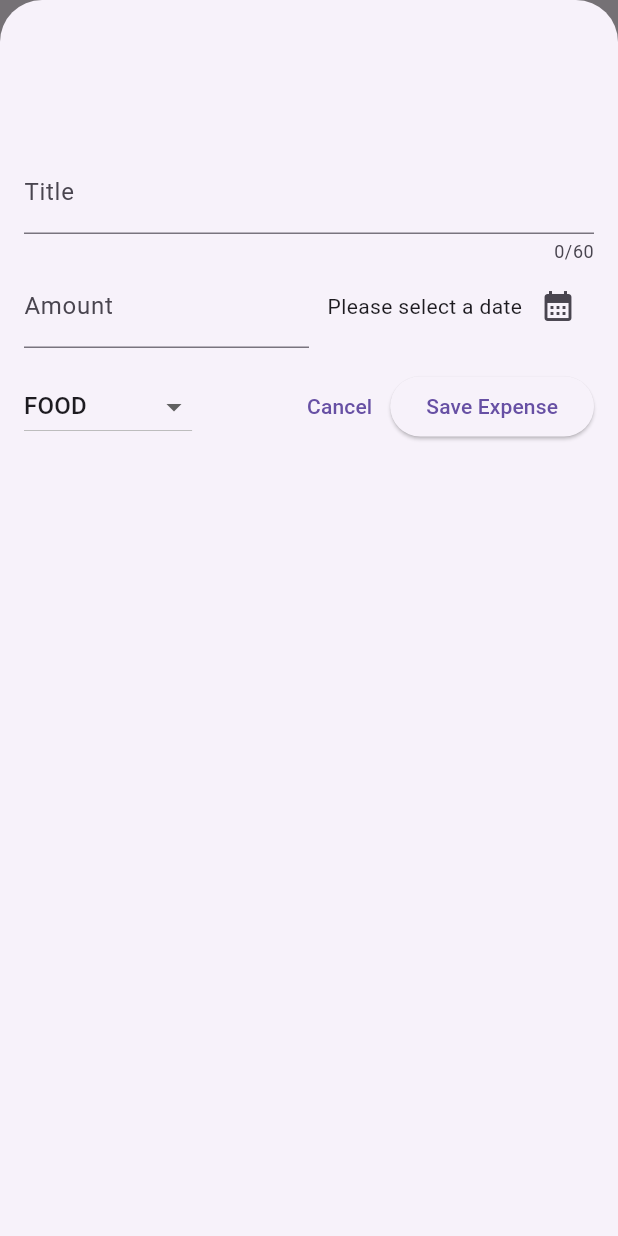
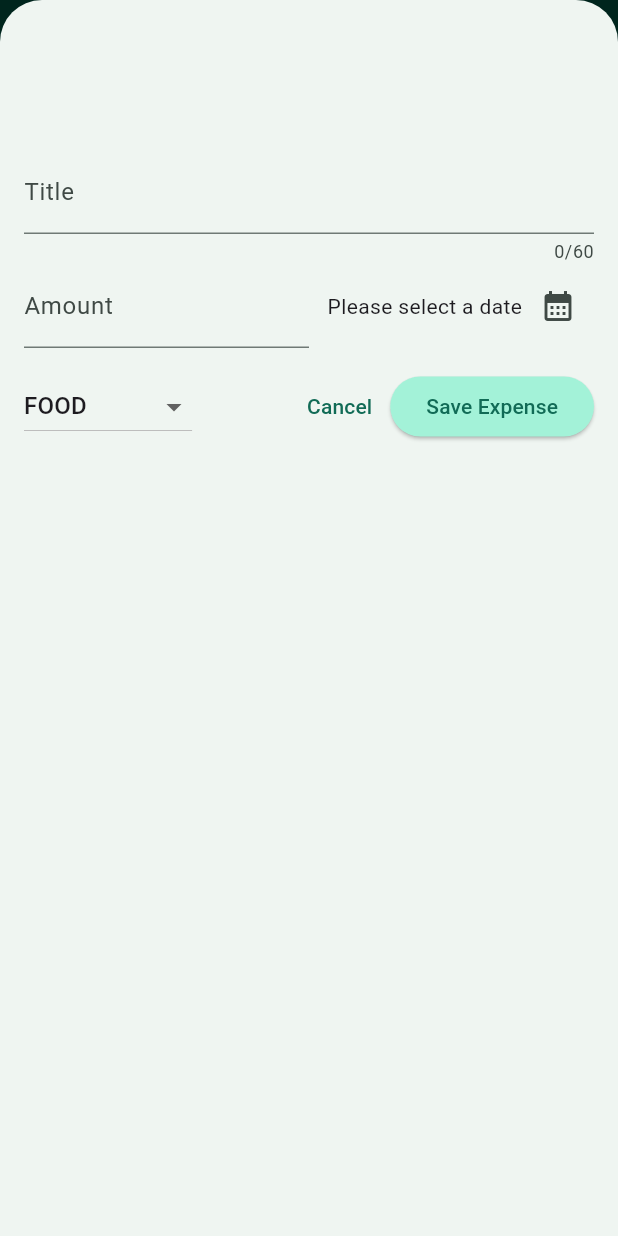
Before and after one commit to shardhayv/Maximilian-ExpenseTracker, a Flutter app: the screen it shows after launch, after a tap on the "add" icon, on a phone screen of 412 x 824 dp. Run offline on Flutter 3.47's test engine with Material 3 defaults, Android fonts, the phone set to English and light mode, and no system bars.

Commit message:
custom themes added for better look

```diff
--- /dev/null
+++ b/lib/constants/colors_scheme.dart
@@ -0,0 +1,4 @@
+import 'package:flutter/material.dart';
+
+var kColorScheme =
+    ColorScheme.fromSeed(seedColor: const Color.fromARGB(96, 213, 230, 222));
--- a/lib/main.dart
+++ b/lib/main.dart
@@ -1,11 +1,39 @@
+import 'package:expense_tracker/constants/colors_scheme.dart';
 import 'package:expense_tracker/widget/expenses.dart';
 import 'package:flutter/material.dart';
 
 void main(List<String> args) {
   runApp(
-    const MaterialApp(
+    MaterialApp(
+      theme: ThemeData().copyWith(
+        colorScheme: kColorScheme,
+        appBarTheme: const AppBarTheme().copyWith(
+          backgroundColor: kColorScheme.onPrimaryContainer,
+          foregroundColor: kColorScheme.onPrimaryContainer,
+        ),
+        cardTheme: const CardTheme().copyWith(
+          color: kColorScheme.secondaryContainer,
+          margin: const EdgeInsets.symmetric(horizontal: 16, vertical: 8),
+        ),
+        // iconButtonTheme: IconButtonThemeData(
+        //   style: IconButton.styleFrom(
+        //       backgroundColor: kColorScheme.primaryContainer),
+        // ),
+        elevatedButtonTheme: ElevatedButtonThemeData(
+          style: ElevatedButton.styleFrom(
+              backgroundColor: kColorScheme.primaryContainer),
+        ),
+        textTheme: ThemeData().textTheme.copyWith(
+              titleLarge: TextStyle(
+                fontWeight: FontWeight.normal,
+                color: kColorScheme.onSecondaryContainer,
+                // color: Colors.red,
+                fontSize: 15,
+              ),
+            ),
+      ),
       debugShowCheckedModeBanner: false,
-      home: Expenses(),
+      home: const Expenses(),
     ),
   );
 }
--- a/lib/widget/expenses.dart
+++ b/lib/widget/expenses.dart
@@ -89,17 +89,21 @@ class _ExpensesState extends State<Expenses> {
 
     return Scaffold(
       appBar: AppBar(
-        title: const Text("Expense Tracker"),
+        title: const Text(
+          "Expense Tracker",
+          style: TextStyle(color: Colors.white),
+        ),
         actions: [
           IconButton(
             onPressed: _openAddExpenseOverlay,
             icon: const Icon(Icons.add),
+            style: IconButton.styleFrom(foregroundColor: Colors.white),
           ),
         ],
       ),
       body: Column(
         children: [
-          const Text("List of Chart"),
+          // const Text("List of Chart"),
           Expanded(
             child: mainContent,
           ),
```
